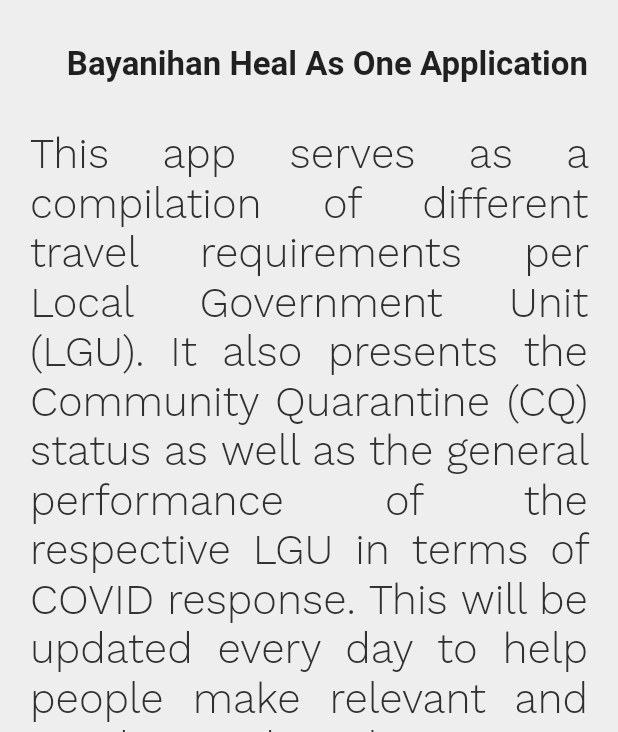
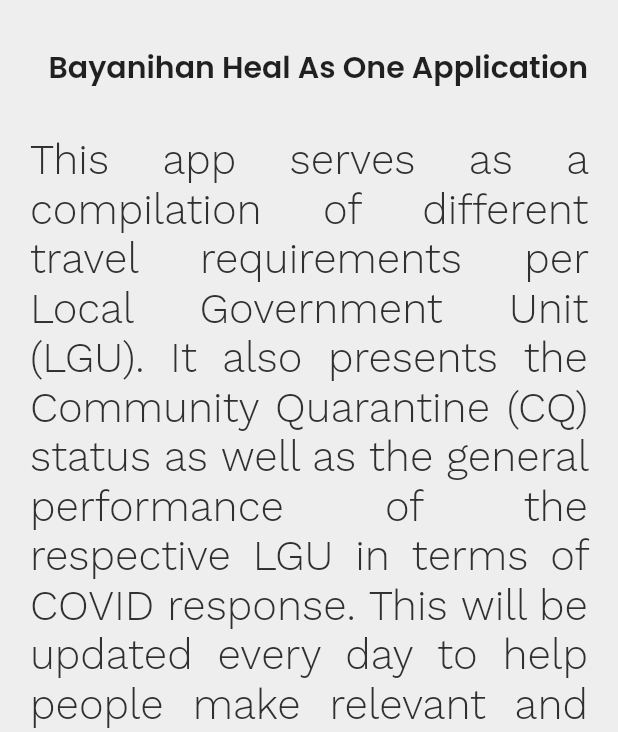
Before and after one commit to rtamera/Bayanihan-Application, a Flutter app: the ShowAppInfo screen opened by its route, on a phone screen of 412 x 824 dp, the part 504-1236 px from its top. Run offline on Flutter 3.47's test engine with Material 2 defaults, Android fonts, the phone set to English and light mode, and no system bars; our stand-ins replace csv.

Commit message:
font change

```diff
--- a/lib/main/appInfo.dart
+++ b/lib/main/appInfo.dart
@@ -38,7 +38,7 @@
                   Center(
                     child: Text(
                       "Bayanihan Heal As One Application",
-                      style: kHeadingTextStyle,
+                      style: TextStyle(fontFamily: 'Poppins', fontSize: 20.0, fontWeight: FontWeight.bold),
                     ),
                   ),
                 ],
```
